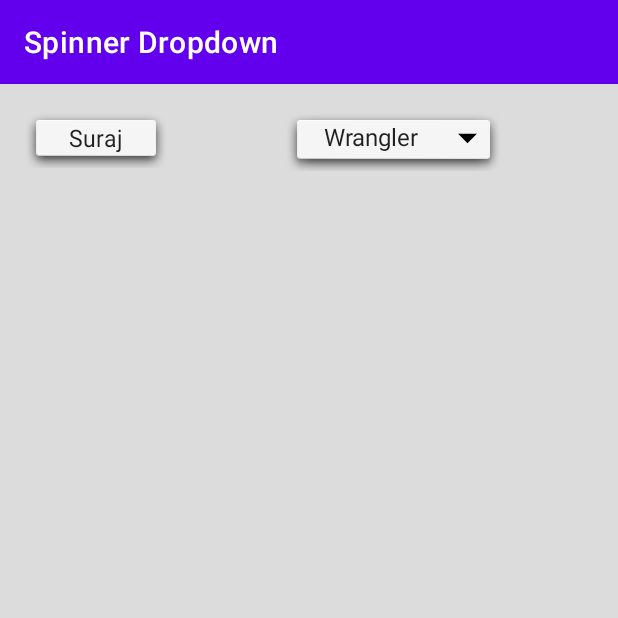
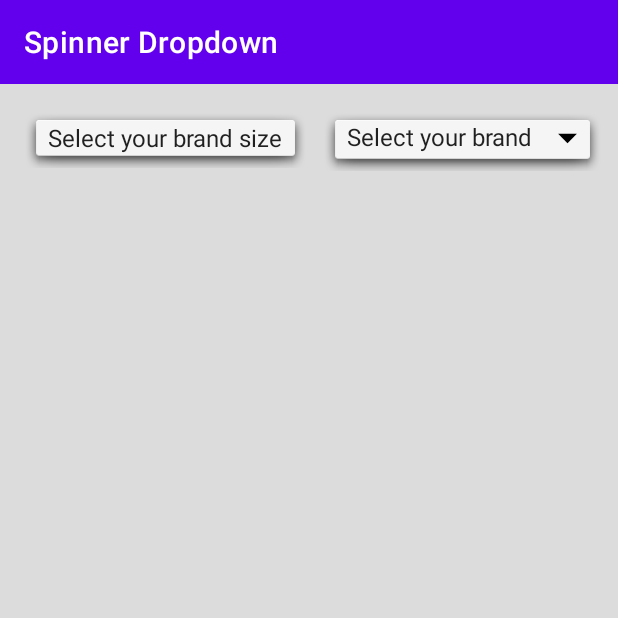
Before and after one commit to Linkan1992/TestLayoutApp, an Android app: the SpinnerActivity screen opened directly, with no data from a screen before it, on a phone screen of 412 x 824 dp, the top half of it. Run offline under Robolectric (Android 15) with nearby library versions, the light colour scheme and no system bars.

Commit message:
new branch created and dependent spinner
new branch created and dependent spinner added jeans brand and their available size

```diff
--- a/app/src/main/java/com/example/testlayoutapp/SpinnerActivity.kt
+++ b/app/src/main/java/com/example/testlayoutapp/SpinnerActivity.kt
@@ -24,20 +24,46 @@ class SpinnerActivity : AppCompatActivity(), AdapterView.OnItemSelectedListener
         super.onCreate(savedInstanceState)
         setContentView(R.layout.activity_spinner_layout)
 
-        val itemList = prepareSpinnerList()
-        initSpinner(itemList)
-
         initSortSpinner(prepareSortSpinnerList())
 
+        val jeansSizeList = prepareAvailableSizeSpinnerList()
+        initSpinner(jeansSizeList)
     }
 
-    private fun prepareSpinnerList() : List<String> {
+    private fun prepareAvailableSizeSpinnerList() : List<String> {
         val spnList : List<String> = ArrayList<String>().apply {
-            this.add("Suraj")
-            this.add("Geeta")
-            this.add("Pooja")
-            this.add("Pradeep")
-            this.add("Bindu")
+
+            this.add("Select your brand size")
+
+            this.add("Wrangler - 30")
+            this.add("Wrangler - 32")
+            this.add("Wrangler - 34")
+            this.add("Wrangler - 36")
+            this.add("Wrangler - 38")
+
+            this.add("Pepe Jeans - 30")
+            this.add("Pepe Jeans - 32")
+            this.add("Pepe Jeans - 34")
+            this.add("Pepe Jeans - 36")
+            this.add("Pepe Jeans - 38")
+
+            this.add("Spykar - 30")
+            this.add("Spykar - 32")
+            this.add("Spykar - 34")
+            this.add("Spykar - 36")
+            this.add("Spykar - 38")
+
+            this.add("US Polo - 30")
+            this.add("US Polo - 32")
+            this.add("US Polo - 34")
+            this.add("US Polo - 36")
+            this.add("US Polo - 38")
+
+            this.add("Color Plus - 30")
+            this.add("Color Plus - 32")
+            this.add("Color Plus - 34")
+            this.add("Color Plus - 36")
+            this.add("Color Plus - 38")
         }
 
         return spnList
@@ -54,6 +80,7 @@ class SpinnerActivity : AppCompatActivity(), AdapterView.OnItemSelectedListener
 
     private fun prepareSortSpinnerList() : List<String> {
         val spnList : List<String> = ArrayList<String>().apply {
+            this.add("Select your brand")
             this.add("Wrangler")
             this.add("Pepe Jeans")
             this.add("Spykar")
```
